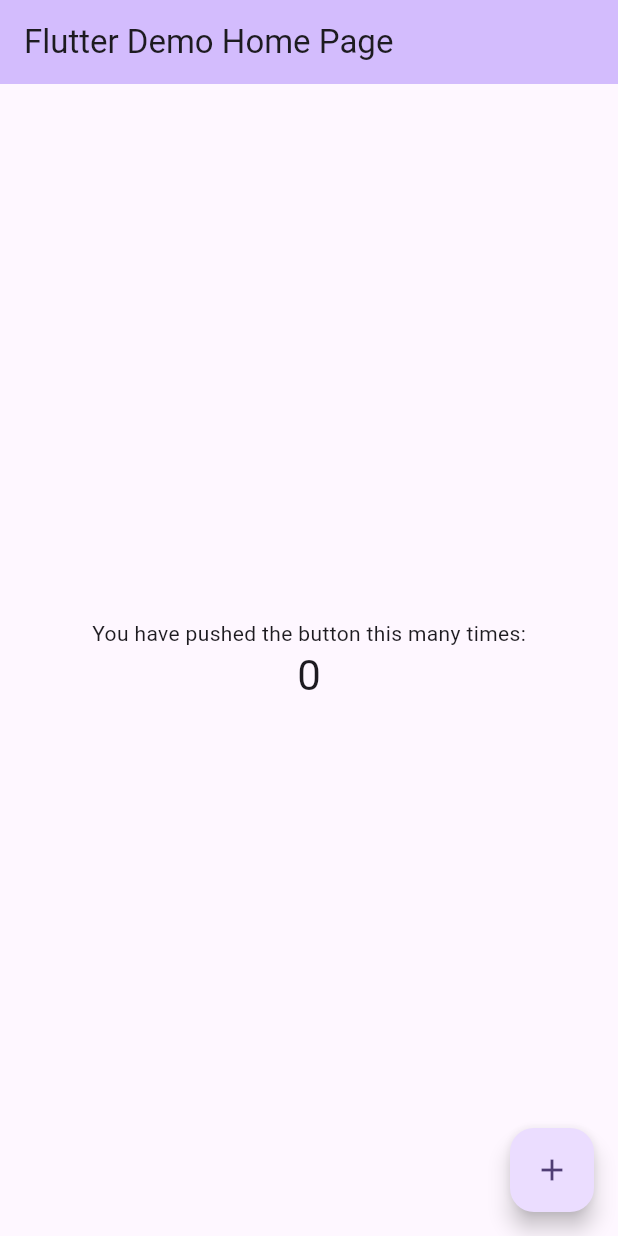
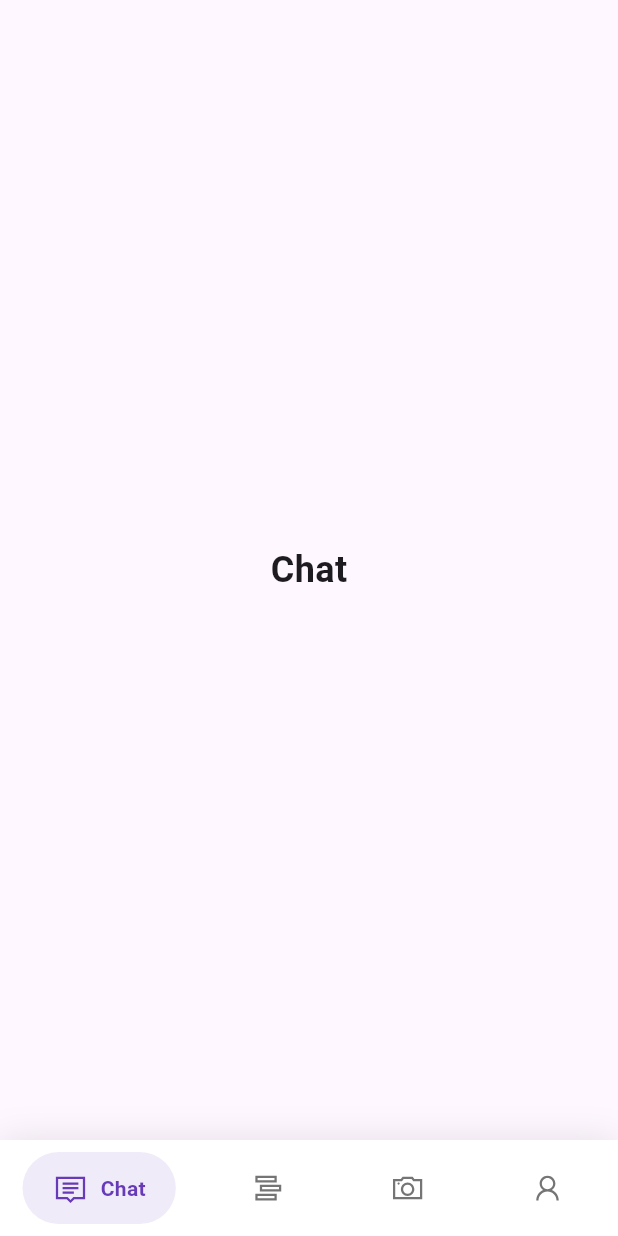
Before and after one commit to Viraj217/Unihacks_Blitzkrieg_3, a Flutter app: the screen it shows after launch, on a phone screen of 412 x 824 dp. Run offline on Flutter 3.47's test engine with Material 3 defaults, Android fonts, the phone set to English and light mode, and no system bars; drawn by our look-alikes of google_nav_bar; our stand-ins replace line_icons.

Commit message:
Added navbar

```diff
--- a/blitzkrieg/lib/main.dart
+++ b/blitzkrieg/lib/main.dart
@@ -1,4 +1,11 @@
 import 'package:flutter/material.dart';
+import 'package:google_nav_bar/google_nav_bar.dart';
+import 'package:line_icons/line_icons.dart';
+
+import 'pages/chat_page.dart';
+import 'pages/timeline_page.dart';
+import 'pages/bereal_page.dart';
+import 'pages/profile_page.dart';
 
 void main() {
   runApp(const MyApp());
@@ -7,115 +14,76 @@ void main() {
 class MyApp extends StatelessWidget {
   const MyApp({super.key});
 
-  // This widget is the root of your application.
   @override
   Widget build(BuildContext context) {
     return MaterialApp(
-      title: 'Flutter Demo',
+      title: 'Blitzkrieg',
+      debugShowCheckedModeBanner: false,
       theme: ThemeData(
-        // This is the theme of your application.
-        //
-        // TRY THIS: Try running your application with "flutter run". You'll see
-        // the application has a purple toolbar. Then, without quitting the app,
-        // try changing the seedColor in the colorScheme below to Colors.green
-        // and then invoke "hot reload" (save your changes or press the "hot
-        // reload" button in a Flutter-supported IDE, or press "r" if you used
-        // the command line to start the app).
-        //
-        // Notice that the counter didn't reset back to zero; the application
-        // state is not lost during the reload. To reset the state, use hot
-        // restart instead.
-        //
-        // This works for code too, not just values: Most code changes can be
-        // tested with just a hot reload.
-        colorScheme: .fromSeed(seedColor: Colors.deepPurple),
+        colorScheme: ColorScheme.fromSeed(seedColor: Colors.deepPurple),
+        useMaterial3: true,
       ),
-      home: const MyHomePage(title: 'Flutter Demo Home Page'),
+      home: const HomePage(),
     );
   }
 }
 
-class MyHomePage extends StatefulWidget {
-  const MyHomePage({super.key, required this.title});
-
-  // This widget is the home page of your application. It is stateful, meaning
-  // that it has a State object (defined below) that contains fields that affect
-  // how it looks.
-
-  // This class is the configuration for the state. It holds the values (in this
-  // case the title) provided by the parent (in this case the App widget) and
-  // used by the build method of the State. Fields in a Widget subclass are
-  // always marked "final".
-
-  final String title;
+class HomePage extends StatefulWidget {
+  const HomePage({super.key});
 
   @override
-  State<MyHomePage> createState() => _MyHomePageState();
+  State<HomePage> createState() => _HomePageState();
 }
 
-class _MyHomePageState extends State<MyHomePage> {
-  int _counter = 0;
+class _HomePageState extends State<HomePage> {
+  int _selectedIndex = 0;
 
-  void _incrementCounter() {
-    setState(() {
-      // This call to setState tells the Flutter framework that something has
-      // changed in this State, which causes it to rerun the build method below
-      // so that the display can reflect the updated values. If we changed
-      // _counter without calling setState(), then the build method would not be
-      // called again, and so nothing would appear to happen.
-      _counter++;
-    });
-  }
+  static const List<Widget> _pages = [
+    ChatPage(),
+    TimelinePage(),
+    BeRealPage(),
+    ProfilePage(),
+  ];
 
   @override
   Widget build(BuildContext context) {
-    // This method is rerun every time setState is called, for instance as done
-    // by the _incrementCounter method above.
-    //
-    // The Flutter framework has been optimized to make rerunning build methods
-    // fast, so that you can just rebuild anything that needs updating rather
-    // than having to individually change instances of widgets.
     return Scaffold(
-      appBar: AppBar(
-        // TRY THIS: Try changing the color here to a specific color (to
-        // Colors.amber, perhaps?) and trigger a hot reload to see the AppBar
-        // change color while the other colors stay the same.
-        backgroundColor: Theme.of(context).colorScheme.inversePrimary,
-        // Here we take the value from the MyHomePage object that was created by
-        // the App.build method, and use it to set our appbar title.
-        title: Text(widget.title),
-      ),
-      body: Center(
-        // Center is a layout widget. It takes a single child and positions it
-        // in the middle of the parent.
-        child: Column(
-          // Column is also a layout widget. It takes a list of children and
-          // arranges them vertically. By default, it sizes itself to fit its
-          // children horizontally, and tries to be as tall as its parent.
-          //
-          // Column has various properties to control how it sizes itself and
-          // how it positions its children. Here we use mainAxisAlignment to
-          // center the children vertically; the main axis here is the vertical
-          // axis because Columns are vertical (the cross axis would be
-          // horizontal).
-          //
-          // TRY THIS: Invoke "debug painting" (choose the "Toggle Debug Paint"
-          // action in the IDE, or press "p" in the console), to see the
-          // wireframe for each widget.
-          mainAxisAlignment: .center,
-          children: [
-            const Text('You have pushed the button this many times:'),
-            Text(
-              '$_counter',
-              style: Theme.of(context).textTheme.headlineMedium,
-            ),
+      body: _pages[_selectedIndex],
+      bottomNavigationBar: Container(
+        decoration: BoxDecoration(
+          color: Colors.white,
+          boxShadow: [
+            BoxShadow(blurRadius: 20, color: Colors.black.withOpacity(0.1)),
           ],
         ),
-      ),
-      floatingActionButton: FloatingActionButton(
-        onPressed: _incrementCounter,
-        tooltip: 'Increment',
-        child: const Icon(Icons.add),
+        child: SafeArea(
+          child: Padding(
+            padding: const EdgeInsets.symmetric(horizontal: 15.0, vertical: 8),
+            child: GNav(
+              rippleColor: Colors.grey[300]!,
+              hoverColor: Colors.grey[100]!,
+              gap: 8,
+              activeColor: Colors.deepPurple,
+              iconSize: 24,
+              padding: const EdgeInsets.symmetric(horizontal: 20, vertical: 12),
+              duration: const Duration(milliseconds: 400),
+              tabBackgroundColor: Colors.deepPurple.withOpacity(0.1),
+              color: Colors.grey[600],
+              tabs: const [
+                GButton(icon: LineIcons.comment, text: 'Chat'),
+                GButton(icon: LineIcons.stream, text: 'Timeline'),
+                GButton(icon: LineIcons.camera, text: 'BeReal'),
+                GButton(icon: LineIcons.user, text: 'Profile'),
+              ],
+              selectedIndex: _selectedIndex,
+              onTabChange: (index) {
+                setState(() {
+                  _selectedIndex = index;
+                });
+              },
+            ),
+          ),
+        ),
       ),
     );
   }
--- /dev/null
+++ b/blitzkrieg/lib/pages/bereal_page.dart
@@ -0,0 +1,15 @@
+import 'package:flutter/material.dart';
+
+class BeRealPage extends StatelessWidget {
+  const BeRealPage({super.key});
+
+  @override
+  Widget build(BuildContext context) {
+    return const Center(
+      child: Text(
+        'BeReal',
+        style: TextStyle(fontSize: 24, fontWeight: FontWeight.bold),
+      ),
+    );
+  }
+}
--- /dev/null
+++ b/blitzkrieg/lib/pages/chat_page.dart
@@ -0,0 +1,15 @@
+import 'package:flutter/material.dart';
+
+class ChatPage extends StatelessWidget {
+  const ChatPage({super.key});
+
+  @override
+  Widget build(BuildContext context) {
+    return const Center(
+      child: Text(
+        'Chat',
+        style: TextStyle(fontSize: 24, fontWeight: FontWeight.bold),
+      ),
+    );
+  }
+}
--- /dev/null
+++ b/blitzkrieg/lib/pages/profile_page.dart
@@ -0,0 +1,15 @@
+import 'package:flutter/material.dart';
+
+class ProfilePage extends StatelessWidget {
+  const ProfilePage({super.key});
+
+  @override
+  Widget build(BuildContext context) {
+    return const Center(
+      child: Text(
+        'Profile',
+        style: TextStyle(fontSize: 24, fontWeight: FontWeight.bold),
+      ),
+    );
+  }
+}
--- /dev/null
+++ b/blitzkrieg/lib/pages/timeline_page.dart
@@ -0,0 +1,15 @@
+import 'package:flutter/material.dart';
+
+class TimelinePage extends StatelessWidget {
+  const TimelinePage({super.key});
+
+  @override
+  Widget build(BuildContext context) {
+    return const Center(
+      child: Text(
+        'Timeline',
+        style: TextStyle(fontSize: 24, fontWeight: FontWeight.bold),
+      ),
+    );
+  }
+}
--- a/blitzkrieg/pubspec.yaml
+++ b/blitzkrieg/pubspec.yaml
@@ -34,6 +34,8 @@ dependencies:
   # The following adds the Cupertino Icons font to your application.
   # Use with the CupertinoIcons class for iOS style icons.
   cupertino_icons: ^1.0.8
+  google_nav_bar: ^5.0.7
+  line_icons: ^2.0.3
 
 dev_dependencies:
   flutter_test:
```
Also changed, not shown: blitzkrieg/pubspec.lock.
